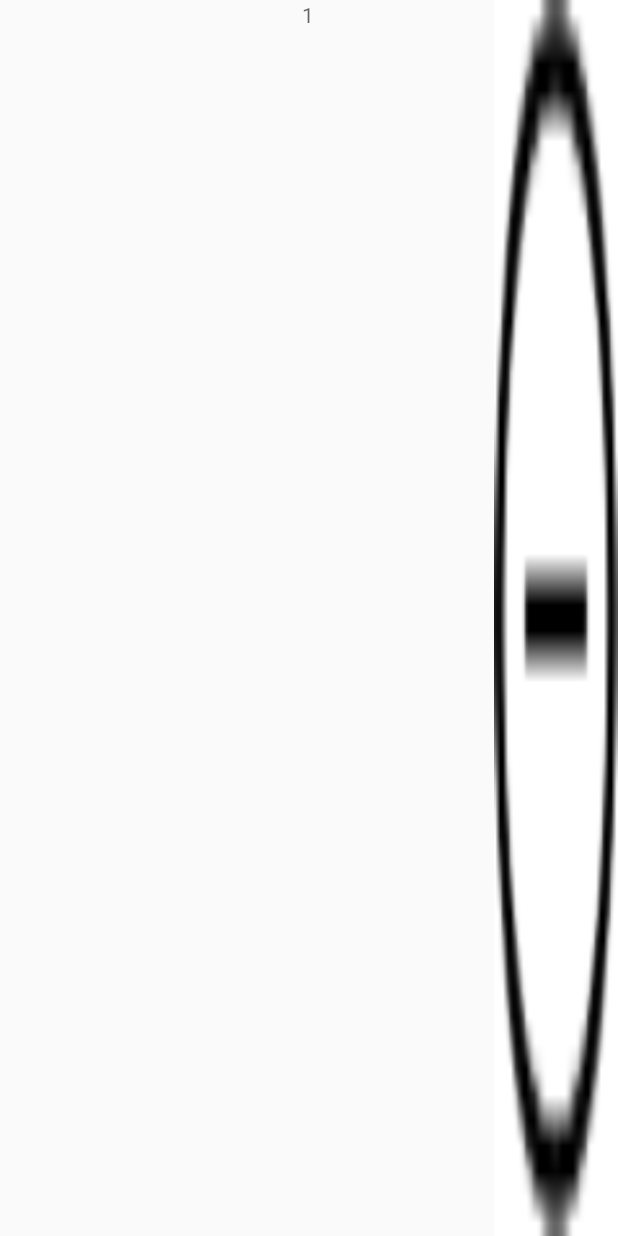
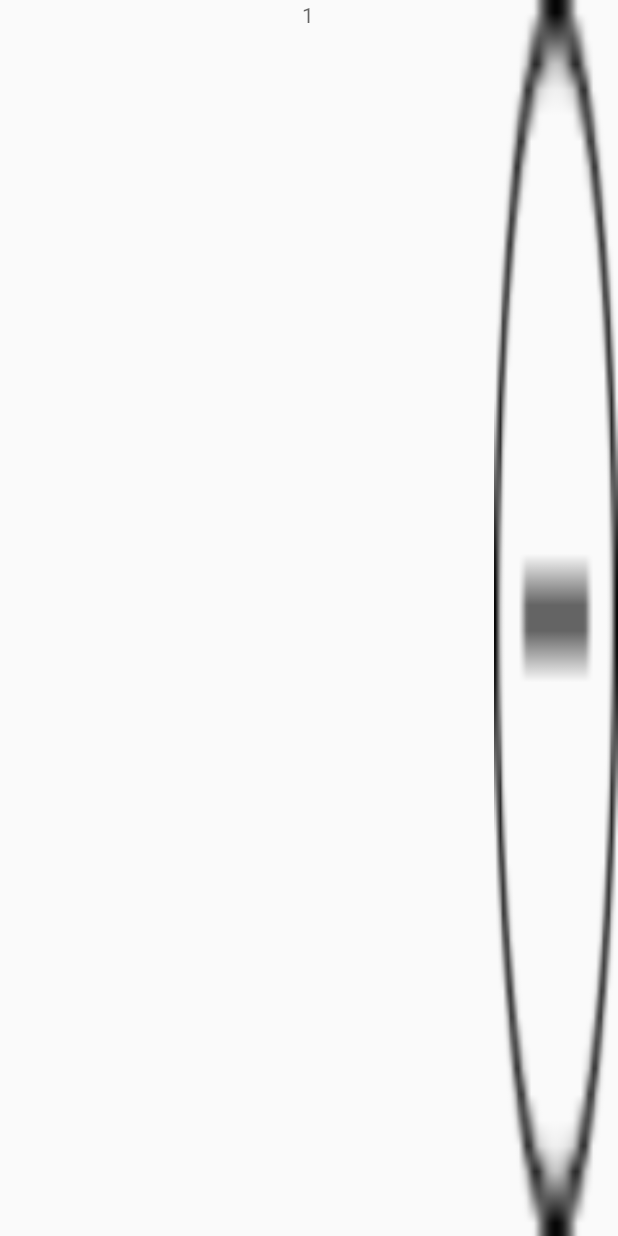
Before and after one commit to cksalchl0102/Neonadeuri1, an Android app: the layout in_cart_list_item.xml on its own in the app's theme, with its tools: preview values and no code run, on a phone screen of 412 x 824 dp. Run offline under Robolectric (Android 15) with nearby library versions, the phone set to English and light mode, and no system bars.

Commit message:
version14

```diff
--- a/app/src/main/res/layout/in_cart_list_item.xml
+++ b/app/src/main/res/layout/in_cart_list_item.xml
@@ -39,7 +39,7 @@
         android:layout_width="0dp"
         android:layout_height="match_parent"
         android:layout_weight="1"
-        android:background="@drawable/minus"
+        android:background="@drawable/minus2"
         android:maxHeight="32px"
         android:maxWidth="32px"
         android:adjustViewBounds="true"
```
Also changed, not shown: app/src/main/res/drawable-v24/minus2.png (added).
